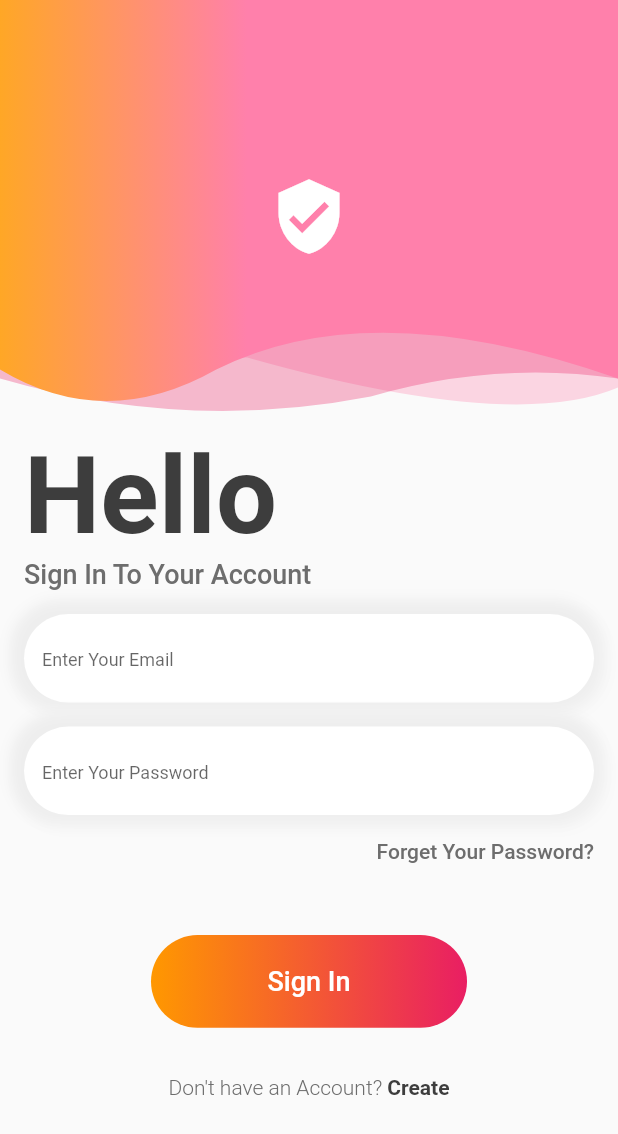
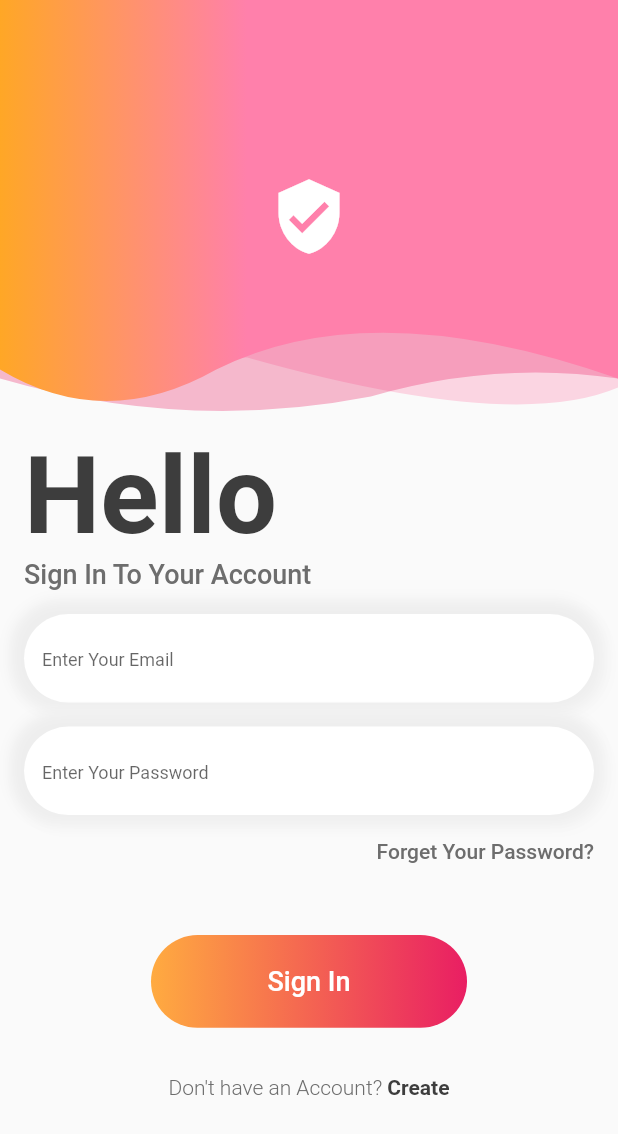
Before and after one commit to faizank09855/Shopping-app, a Flutter app: the screen it shows after launch, on a phone screen of 412 x 824 dp. Shown: the top 1134 px of the screen. Run offline on Flutter 3.47's test engine with Material 2 defaults, Android fonts, the phone set to English and light mode, and no system bars; our stand-ins replace cloud_firestore, firebase_core; accounts and stored records are empty.

Commit message:
colors files added

```diff
--- a/lib/cart_module/cart_screen.dart
+++ b/lib/cart_module/cart_screen.dart
@@ -1,7 +1,7 @@
 import 'package:cloud_firestore/cloud_firestore.dart';
 import 'package:flutter/material.dart';
+import 'package:transparent/utils/colors_file.dart';
 import 'package:transparent/utils/decoration.dart';
-import 'package:transparent/utils/string_files.dart';
 import 'package:transparent/utils/text_style.dart';
 import 'package:transparent/widgets/decorations.dart';
 
@@ -68,7 +68,7 @@ _appBar(){
     title: const Text("Cart"),
     elevation: 0,
     backgroundColor: Colors.transparent,
-    foregroundColor: const Color(0xff3d3d3d),
+    foregroundColor: ColorsUtils.textBlack,
   );
 }
 
--- a/lib/history_module/history_screen.dart
+++ b/lib/history_module/history_screen.dart
@@ -1,4 +1,5 @@
 import 'package:flutter/material.dart';
+import 'package:transparent/utils/colors_file.dart';
 import 'package:transparent/utils/text_style.dart';
 
 class HistoryScreen extends StatelessWidget {
@@ -11,7 +12,7 @@ class HistoryScreen extends StatelessWidget {
         centerTitle: true,
         title: const Text("History"),
         elevation: 0,
-        foregroundColor: const Color(0xff3d3d3d),
+        foregroundColor: ColorsUtils.textBlack,
         backgroundColor: Colors.transparent,
       ),
       body: Center(
--- a/lib/login_module/login_screen.dart
+++ b/lib/login_module/login_screen.dart
@@ -1,6 +1,7 @@
 import 'package:cloud_firestore/cloud_firestore.dart';
 import 'package:flutter/material.dart';
 import 'package:transparent/bottom_nav_bar.dart';
+import 'package:transparent/utils/colors_file.dart';
 import 'package:transparent/utils/text_style.dart';
 
 import '../payment_widgets.dart';
@@ -72,13 +73,13 @@ class LoginScreen extends StatelessWidget {
                     "Hello",
                     FontWeight.bold,
                     72,
-                    color: const Color(0xff3d3d3d),
+                    color: ColorsUtils.textBlack,
                   ),
                   CustomText(
                     "Sign In To Your Account",
                     FontWeight.w500,
                     18,
-                    color: const Color(0xff6d6d6d),
+                    color: ColorsUtils.textBlackLight,
                   ),
                   LoginTextField(
                     hint: "Enter Your Email ",
@@ -98,7 +99,7 @@ class LoginScreen extends StatelessWidget {
                         "Forget Your Password?",
                         FontWeight.w500,
                         14,
-                        color: Color(0xff6d6d6d),
+                        color: ColorsUtils.textBlackLight,
                       )
                     ],
                   ),
@@ -114,9 +115,9 @@ class LoginScreen extends StatelessWidget {
                             checkAuth(context);
                           },
                           radius: 32,
-                          gradientColors: [
-                            Colors.orange,
-                            Colors.pink,
+                          gradientColors: const [
+                            ColorsUtils.orangeAccent,
+                            ColorsUtils.pink,
                           ],
                         )),
                   ),
@@ -127,13 +128,13 @@ class LoginScreen extends StatelessWidget {
                         "Don't have an Account? ",
                         FontWeight.w300,
                         14,
-                        color: Color(0xff6d6d6d),
+                        color: ColorsUtils.textBlackLight,
                       ),
                       CustomText(
                         "Create",
                         FontWeight.w600,
                         14,
-                        color: Color(0xff3d3d3d),
+                        color: ColorsUtils.textBlack,
                       ),
                     ],
                   )
@@ -163,12 +164,12 @@ class LoginScreen extends StatelessWidget {
       }
       else {
         Scaffold.of(context).showSnackBar(const SnackBar(
-            backgroundColor: Colors.red, content: Text("No User Fount")));
+            backgroundColor: ColorsUtils.red, content: Text("No User Fount")));
       }
     }
     else {
       Scaffold.of(context).showSnackBar(const SnackBar(
-          backgroundColor: Colors.red, content: Text("No User Fount")));
+          backgroundColor: ColorsUtils.red, content: Text("No User Fount")));
     }
   }
 }
--- /dev/null
+++ b/lib/utils/colors_file.dart
@@ -0,0 +1,9 @@
+import 'package:flutter/material.dart';
+
+class ColorsUtils{
+  static const Color textBlack = Color(0xff3d3d3d);
+  static const Color textBlackLight = Color(0xff6d6d6d);
+  static const Color red = Colors.red;
+  static const Color orangeAccent =Colors.orangeAccent;
+  static const Color pink =Colors.pink;
+}
```
Also changed, not shown: lib/home_module/home_screen.dart (+5 -5 lines).
